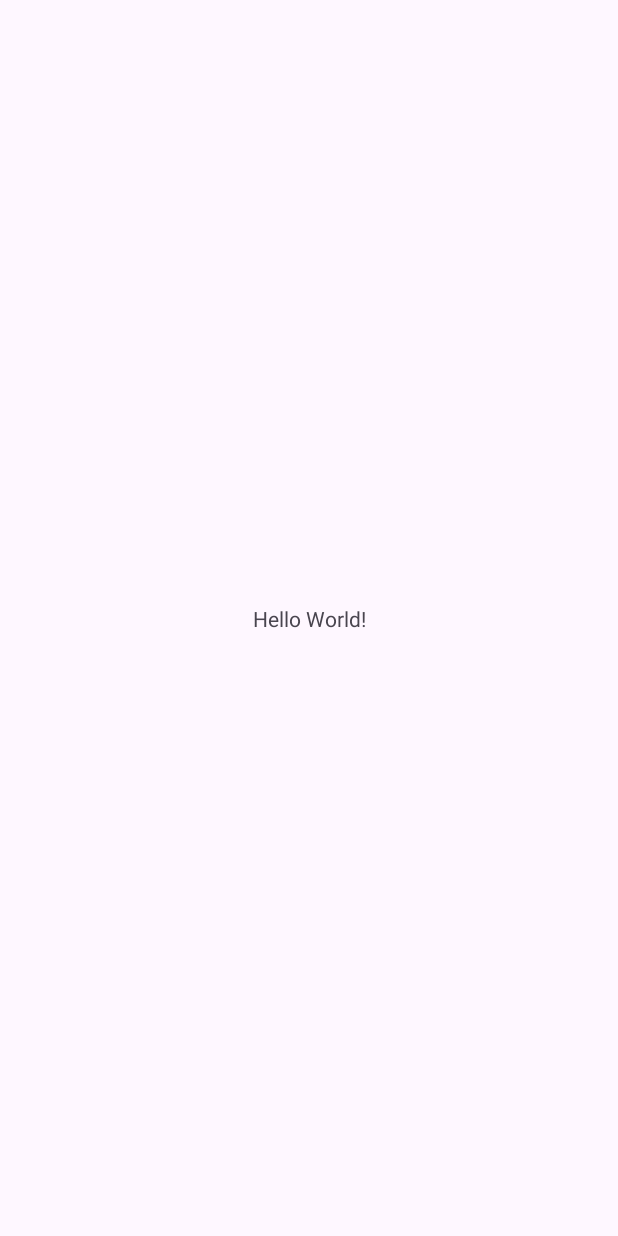
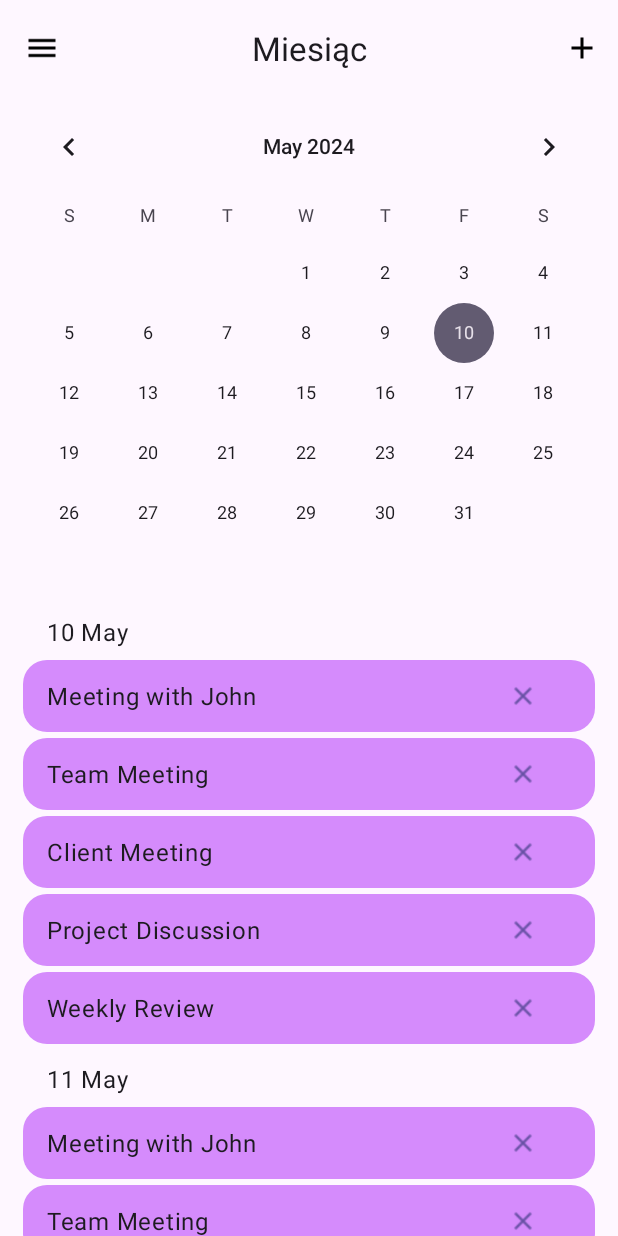
Before and after one commit to MissionSurvive/ProjektRiKWO, an Android app: the screen it shows after launch (MainActivity), on a phone screen of 412 x 824 dp. Before the commit the screen is almost empty. Run offline under Robolectric (Android 15) with nearby library versions, the phone set to English and light mode, and no system bars.

Commit message:
Month view with example meetings

```diff
--- /dev/null
+++ b/app/src/main/java/com/example/meetingapp/Adapters/DateListAdapter.kt
@@ -0,0 +1,47 @@
+package com.example.meetingapp.Adapters
+
+import android.view.LayoutInflater
+import android.view.View
+import android.view.ViewGroup
+import android.widget.TextView
+import androidx.recyclerview.widget.LinearLayoutManager
+import androidx.recyclerview.widget.RecyclerView
+import com.example.meetingapp.Items.DateItem
+import com.example.meetingapp.Items.MeetingItem
+import com.example.meetingapp.R
+
+class DateListAdapter(private val dateItems: List<DateItem>) : RecyclerView.Adapter<DateListAdapter.DateViewHolder>() {
+
+    private val meetingItems = listOf(
+        MeetingItem("Meeting with John"),
+        MeetingItem("Team Meeting"),
+        MeetingItem("Client Meeting"),
+        MeetingItem("Project Discussion"),
+        MeetingItem("Weekly Review"),
+    )
+
+    override fun onCreateViewHolder(parent: ViewGroup, viewType: Int): DateViewHolder {
+        val view = LayoutInflater.from(parent.context).inflate(R.layout.meetings_list_view, parent, false)
+        return DateViewHolder(view)
+    }
+
+    override fun onBindViewHolder(holder: DateViewHolder, position: Int) {
+        val dateItem = dateItems[position]
+        holder.bind(dateItem)
+
+        val meetingAdapter = MeetingListAdapter(meetingItems)
+        holder.meetingRecyclerView.adapter = meetingAdapter
+        holder.meetingRecyclerView.layoutManager = LinearLayoutManager(holder.itemView.context)
+    }
+
+    override fun getItemCount(): Int = dateItems.size
+
+    inner class DateViewHolder(itemView: View) : RecyclerView.ViewHolder(itemView) {
+        val textView: TextView = itemView.findViewById(R.id.text)
+        val meetingRecyclerView: RecyclerView = itemView.findViewById(R.id.meeting_list_item)
+
+        fun bind(dateItem: DateItem) {
+            textView.text = "${dateItem.day} ${dateItem.month}"
+        }
+    }
+}
--- /dev/null
+++ b/app/src/main/java/com/example/meetingapp/Adapters/MeetingListAdapter.kt
@@ -0,0 +1,33 @@
+package com.example.meetingapp.Adapters
+
+import android.view.LayoutInflater
+import android.view.View
+import android.view.ViewGroup
+import android.widget.TextView
+import androidx.recyclerview.widget.RecyclerView
+import com.example.meetingapp.Items.MeetingItem
+import com.example.meetingapp.R
+
+class MeetingListAdapter(private val meetingItems: List<MeetingItem>) : RecyclerView.Adapter<MeetingListAdapter.MeetingViewHolder>() {
+
+    override fun onCreateViewHolder(parent: ViewGroup, viewType: Int): MeetingViewHolder {
+        val view = LayoutInflater.from(parent.context).inflate(R.layout.meetings_list_item_view, parent, false)
+        return MeetingViewHolder(view)
+    }
+
+    override fun onBindViewHolder(holder: MeetingViewHolder, position: Int) {
+        val meetingItem = meetingItems[position]
+        holder.bind(meetingItem)
+    }
+
+    override fun getItemCount(): Int = meetingItems.size
+
+    inner class MeetingViewHolder(itemView: View) : RecyclerView.ViewHolder(itemView) {
+        private val textView: TextView = itemView.findViewById(R.id.text)
+
+        fun bind(meetingItem: MeetingItem) {
+            textView.text = meetingItem.name
+
+        }
+    }
+}
--- /dev/null
+++ b/app/src/main/java/com/example/meetingapp/Items/DateItem.kt
@@ -0,0 +1,4 @@
+package com.example.meetingapp.Items
+
+
+data class DateItem(var day: Int, var month: String)
--- /dev/null
+++ b/app/src/main/java/com/example/meetingapp/Items/MeetingItem.kt
@@ -0,0 +1,3 @@
+package com.example.meetingapp.Items
+
+data class MeetingItem(var name: String)
--- a/app/src/main/java/com/example/meetingapp/MainActivity.kt
+++ b/app/src/main/java/com/example/meetingapp/MainActivity.kt
@@ -5,12 +5,35 @@ import androidx.activity.enableEdgeToEdge
 import androidx.appcompat.app.AppCompatActivity
 import androidx.core.view.ViewCompat
 import androidx.core.view.WindowInsetsCompat
+import androidx.recyclerview.widget.LinearLayoutManager
+import androidx.recyclerview.widget.RecyclerView
+import com.example.meetingapp.Adapters.DateListAdapter
+import com.example.meetingapp.Items.DateItem
 
 class MainActivity : AppCompatActivity() {
+    private lateinit var dateRecyclerView: RecyclerView
     override fun onCreate(savedInstanceState: Bundle?) {
+
         super.onCreate(savedInstanceState)
         enableEdgeToEdge()
-        setContentView(R.layout.activity_main)
+        setContentView(R.layout.activity_month_view)
+
+        dateRecyclerView = findViewById(R.id.meeting_list)
+
+        // Initialize lists
+        val dateItems = listOf(
+            DateItem(10, "May"),
+            DateItem(11, "May"),
+            DateItem(12, "May"),
+            DateItem(13, "May"),
+            DateItem(14, "May"),
+        )
+
+        // Initialize and set adapter for the dateRecyclerView
+        val dateAdapter = DateListAdapter(dateItems)
+        dateRecyclerView.adapter = dateAdapter
+        dateRecyclerView.layoutManager = LinearLayoutManager(this)
+
         ViewCompat.setOnApplyWindowInsetsListener(findViewById(R.id.main)) { v, insets ->
             val systemBars = insets.getInsets(WindowInsetsCompat.Type.systemBars())
             v.setPadding(systemBars.left, systemBars.top, systemBars.right, systemBars.bottom)
--- /dev/null
+++ b/app/src/main/java/com/example/meetingapp/MonthViewActivity.kt
@@ -0,0 +1,28 @@
+package com.example.meetingapp
+
+import android.os.Bundle
+import android.widget.CalendarView
+import android.widget.ListAdapter
+import androidx.activity.enableEdgeToEdge
+import androidx.appcompat.app.AppCompatActivity
+import androidx.recyclerview.widget.LinearLayoutManager
+import androidx.recyclerview.widget.RecyclerView
+import com.example.meetingapp.Adapters.DateListAdapter
+import com.example.meetingapp.Items.DateItem
+import com.example.meetingapp.Items.MeetingItem
+
+
+class MonthViewActivity : AppCompatActivity() {
+    var calendarView: CalendarView? = null
+
+    override fun onCreate(savedInstanceState: Bundle?) {
+
+
+
+        super.onCreate(savedInstanceState)
+        enableEdgeToEdge()
+        setContentView(R.layout.activity_month_view)
+
+        calendarView = findViewById(R.id.calendarView)
+    }
+}
--- a/app/src/main/java/com/example/meetingapp/database/MeetingDatabase.kt
+++ b/app/src/main/java/com/example/meetingapp/database/MeetingDatabase.kt
@@ -9,7 +9,7 @@ import com.example.meetingapp.Meetings
 import com.example.meetingapp.TemplateCustomOptions
 import com.example.meetingapp.Templates
 
-@Database(entities = [Meetings::class, CustomOptions::class, Templates::class, TemplateCustomOptions::class], version = 1)
+/*@Database(entities = [Meetings::class, CustomOptions::class, Templates::class, TemplateCustomOptions::class], version = 1)
 abstract class MeetingDatabase : RoomDatabase(){
 
     abstract fun getMeetingDoa(): MeetingDao
@@ -35,4 +35,4 @@ abstract class MeetingDatabase : RoomDatabase(){
                 "meeting_db"
             ).build()
     }
-}
+}*/
--- a/app/src/main/java/com/example/meetingapp/repository/MeetingRepository.kt
+++ b/app/src/main/java/com/example/meetingapp/repository/MeetingRepository.kt
@@ -5,9 +5,9 @@ import com.example.meetingapp.Meetings
 import com.example.meetingapp.TemplateCustomOptions
 import com.example.meetingapp.TemplateWithTemplateOptions
 import com.example.meetingapp.Templates
-import com.example.meetingapp.database.MeetingDatabase
+//import com.example.meetingapp.database.MeetingDatabase
 
-class MeetingRepository(private val db: MeetingDatabase) {
+/*class MeetingRepository(private val db: MeetingDatabase) {
     suspend fun insertMeeting(meetings: Meetings) = db.getMeetingDoa().insertMeeting(meetings)
     suspend fun insertCustomOption(customOptions: CustomOptions) = db.getMeetingDoa().insertCustomOption(customOptions)
     suspend fun insertTemplate(templates: Templates) = db.getTemplateDao().insertTemplate(templates)
@@ -27,4 +27,4 @@ class MeetingRepository(private val db: MeetingDatabase) {
     fun getAllCustomOptions() = db.getMeetingDoa().getAllCustomOptions()
     fun getAllTemplates() = db.getTemplateDao().getAllTemplates()
     fun getAllTemplatesOptions() = db.getTemplateDao().getAllTemplateOptions()
-}
+}*/
--- /dev/null
+++ b/app/src/main/res/drawable/rounded_layout_background.xml
@@ -0,0 +1,6 @@
+<?xml version="1.0" encoding="utf-8"?>
+<shape xmlns:android="http://schemas.android.com/apk/res/android"
+    android:shape="rectangle">
+    <solid android:color="@color/purple" /> <!-- Change this to your desired color -->
+    <corners android:radius="16dp" /> <!-- Adjust the radius value to change the roundness -->
+</shape>
--- a/app/src/main/res/layout/activity_main.xml
+++ b/app/src/main/res/layout/activity_main.xml
@@ -7,13 +7,4 @@
     android:layout_height="match_parent"
     tools:context=".MainActivity">
 
-    <TextView
-        android:layout_width="wrap_content"
-        android:layout_height="wrap_content"
-        android:text="Hello World!"
-        app:layout_constraintBottom_toBottomOf="parent"
-        app:layout_constraintEnd_toEndOf="parent"
-        app:layout_constraintStart_toStartOf="parent"
-        app:layout_constraintTop_toTopOf="parent" />
-
 </androidx.constraintlayout.widget.ConstraintLayout>
--- /dev/null
+++ b/app/src/main/res/layout/activity_month_view.xml
@@ -0,0 +1,68 @@
+<?xml version="1.0" encoding="utf-8"?>
+<androidx.constraintlayout.widget.ConstraintLayout xmlns:android="http://schemas.android.com/apk/res/android"
+    xmlns:app="http://schemas.android.com/apk/res-auto"
+    xmlns:tools="http://schemas.android.com/tools"
+    android:id="@+id/main"
+    android:layout_width="match_parent"
+    android:layout_height="match_parent"
+    tools:context=".MainActivity">
+
+    <androidx.coordinatorlayout.widget.CoordinatorLayout
+    android:layout_width="match_parent"
+    android:layout_height="match_parent">
+
+        <com.google.android.material.appbar.AppBarLayout
+            android:id="@+id/appBarLayout"
+            android:layout_width="match_parent"
+            android:layout_height="wrap_content">
+
+            <com.google.android.material.appbar.MaterialToolbar
+                android:id="@+id/topAppBar"
+                android:layout_width="match_parent"
+                android:layout_height="wrap_content"
+                android:minHeight="?attr/actionBarSize"
+                app:layout_anchor="@+id/appBarLayout"
+                app:layout_anchorGravity="center"
+                app:menu="@menu/top_app_bar"
+                app:navigationIcon="@drawable/outline_menu_black_24"
+                app:title="Miesiąc"
+                app:titleCentered="true" />
+
+        </com.google.android.material.appbar.AppBarLayout>
+
+    <!-- Note: A RecyclerView can also be used -->
+
+        <androidx.core.widget.NestedScrollView
+            android:id="@+id/nestedScrollView"
+            android:layout_width="match_parent"
+            android:layout_height="match_parent"
+            app:layout_behavior="@string/appbar_scrolling_view_behavior">
+
+            <!-- Scrollable content -->
+
+
+            <LinearLayout
+                android:layout_width="match_parent"
+                android:layout_height="wrap_content"
+                android:orientation="vertical">
+
+                <CalendarView
+                    android:id="@+id/calendarView"
+                    android:layout_width="match_parent"
+                    android:layout_height="wrap_content" />
+
+                <androidx.recyclerview.widget.RecyclerView
+                    android:id="@+id/meeting_list"
+                    tools:listitem="@layout/meetings_list_view"
+                    android:layout_width="match_parent"
+                    android:layout_height="wrap_content"
+                    android:paddingLeft="15dp"
+                    android:paddingRight="15dp"/>
+
+            </LinearLayout>
+
+        </androidx.core.widget.NestedScrollView>
+
+    </androidx.coordinatorlayout.widget.CoordinatorLayout>
+
+</androidx.constraintlayout.widget.ConstraintLayout>
--- /dev/null
+++ b/app/src/main/res/layout/meetings_list_item_view.xml
@@ -0,0 +1,33 @@
+<?xml version="1.0" encoding="utf-8"?>
+<LinearLayout xmlns:android="http://schemas.android.com/apk/res/android"
+    xmlns:app="http://schemas.android.com/apk/res-auto"
+    android:orientation="horizontal"
+    android:layout_width="match_parent"
+    android:layout_height="wrap_content"
+    android:background="@drawable/rounded_layout_background"
+    android:layout_marginBottom="4dp"
+    >
+
+    <TextView
+        android:id="@+id/text"
+        android:layout_width="0dp"
+        android:layout_height="wrap_content"
+        android:layout_weight="1"
+        android:layout_marginStart="16dp"
+        android:layout_marginEnd="16dp"
+        android:layout_marginTop="8dp"
+        android:layout_marginBottom="8dp"
+        android:layout_gravity="center"
+        android:text="Nazwa spotkania"
+        android:textAppearance="@style/TextAppearance.Material3.BodyLarge"/>
+
+    <Button
+        style="?attr/materialIconButtonStyle"
+        android:id="@+id/iconButton"
+        android:layout_width="wrap_content"
+        android:layout_height="wrap_content"
+        android:layout_marginEnd="24dp"
+        app:icon="@drawable/outline_close_black_24"
+        />
+
+</LinearLayout>
--- /dev/null
+++ b/app/src/main/res/layout/meetings_list_view.xml
@@ -0,0 +1,28 @@
+<?xml version="1.0" encoding="utf-8"?>
+<LinearLayout xmlns:android="http://schemas.android.com/apk/res/android"
+    xmlns:app="http://schemas.android.com/apk/res-auto"
+    android:layout_width="match_parent"
+    android:layout_height="wrap_content"
+    xmlns:tools="http://schemas.android.com/tools"
+    android:orientation="vertical">
+
+    <TextView
+        android:id="@+id/text"
+        android:layout_width="match_parent"
+        android:layout_height="match_parent"
+        android:layout_gravity="center"
+        android:layout_marginStart="16dp"
+        android:layout_marginTop="8dp"
+        android:layout_marginEnd="16dp"
+        android:layout_marginBottom="8dp"
+        android:layout_weight="1"
+        android:text="1 sty"
+        android:textAppearance="@style/TextAppearance.Material3.BodyLarge" />
+
+    <androidx.recyclerview.widget.RecyclerView
+        android:id="@+id/meeting_list_item"
+        tools:listitem="@layout/meetings_list_item_view"
+        android:layout_width="match_parent"
+        android:layout_height="wrap_content" />
+
+</LinearLayout>
--- /dev/null
+++ b/app/src/main/res/menu/top_app_bar.xml
@@ -0,0 +1,12 @@
+<?xml version="1.0" encoding="utf-8"?>
+<menu xmlns:android="http://schemas.android.com/apk/res/android"
+    xmlns:app="http://schemas.android.com/apk/res-auto">
+
+    <item
+        android:id="@+id/add"
+        android:icon="@drawable/outline_add_black_24"
+        android:title="Add"
+        android:contentDescription="Add button"
+        app:showAsAction="ifRoom" />
+
+</menu>
--- a/app/src/main/res/values/colors.xml
+++ b/app/src/main/res/values/colors.xml
@@ -2,4 +2,5 @@
 <resources>
     <color name="black">#FF000000</color>
     <color name="white">#FFFFFFFF</color>
+    <color name="purple">#d58bfc</color>
 </resources>
--- /dev/null
+++ b/app/src/main/res/values/style.xml
@@ -0,0 +1,6 @@
+<?xml version="1.0" encoding="utf-8"?>
+<resources>
+
+
+
+</resources>
```
Also changed, not shown: app/src/main/res/drawable/outline_add_black_24.png (added), app/src/main/res/drawable/outline_close_black_24.png (added), app/src/main/res/drawable/outline_menu_black_24.png (added).
